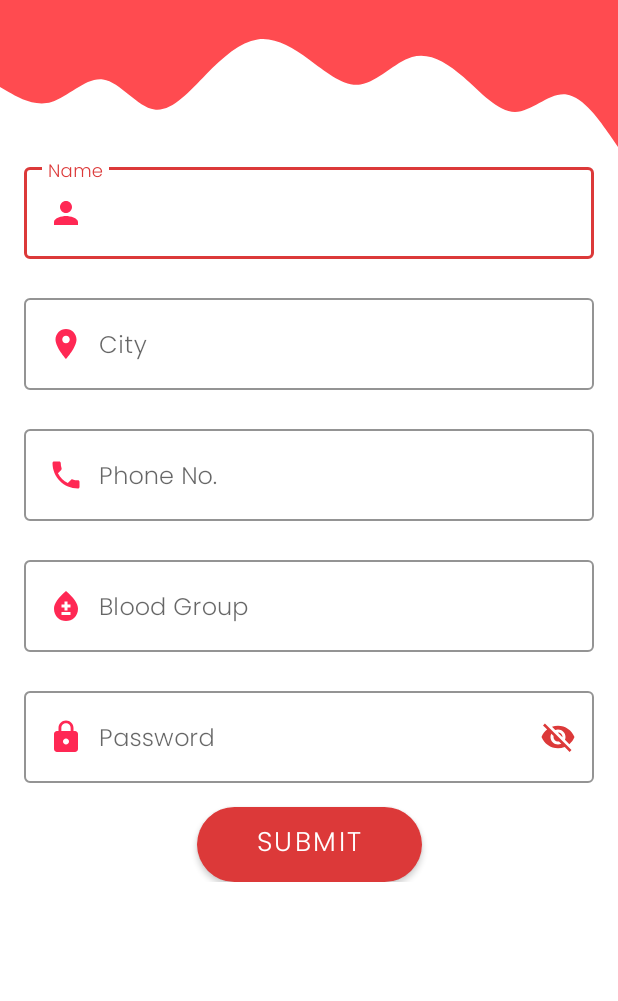
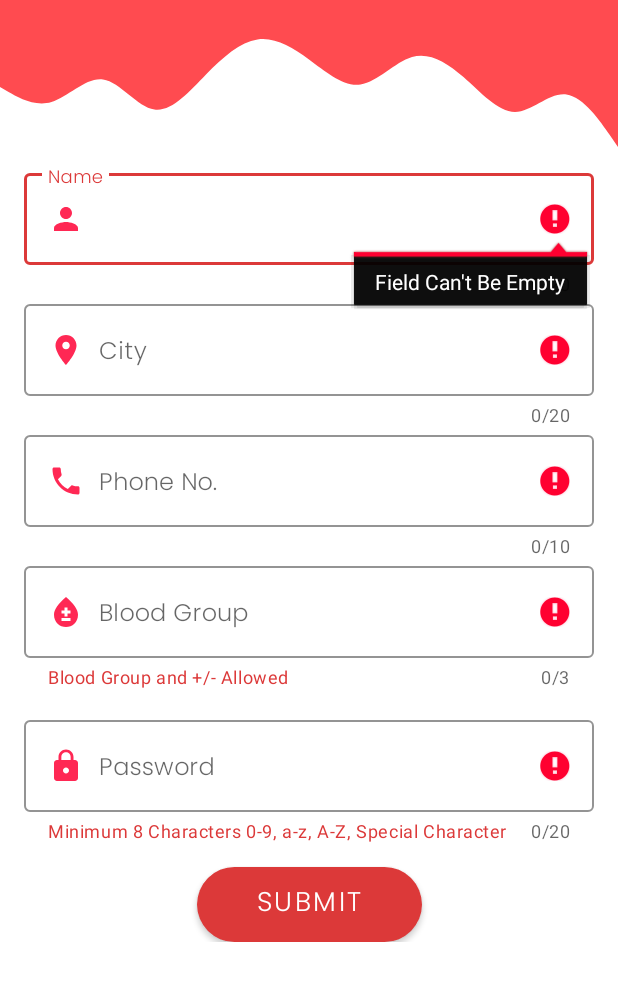
Before and after one commit to aakarshak9/Blood_Donation_Application, an Android app: the RegisterActivity screen opened directly, with no data from a screen before it, after a tap on "SUBMIT", on a phone screen of 412 x 824 dp, the part 198-1199 px from its top. Run offline under Robolectric (Android 15) with nearby library versions, the phone set to English and light mode, and no system bars.

Commit message:
Material Design

```diff
--- a/app/src/main/java/com/example/blooddonorapplication/Activities/RegisterActivity.java
+++ b/app/src/main/java/com/example/blooddonorapplication/Activities/RegisterActivity.java
@@ -1,20 +1,32 @@
 package com.example.blooddonorapplication.Activities;
 
-import android.annotation.SuppressLint;
 import android.os.Bundle;
 import android.view.View;
 import android.view.WindowManager;
 import android.widget.Button;
+import android.widget.Toast;
 
 import androidx.appcompat.app.AppCompatActivity;
 
 import com.example.blooddonorapplication.R;
 import com.google.android.material.textfield.TextInputEditText;
 
+import java.util.regex.Pattern;
+
 public class RegisterActivity extends AppCompatActivity {
 
     private TextInputEditText name, city, phone, blood_group, password;
     private Button submit;
+    private static final Pattern PASSWORD_PATTERN =
+            Pattern.compile("^" +
+                    //"(?=.*[0-9])" +         //at least 1 digit
+                    //"(?=.*[a-z])" +         //at least 1 lower case letter
+                    //"(?=.*[A-Z])" +         //at least 1 upper case letter
+                    "(?=.*[a-zA-Z])" +      //any letter
+                    "(?=.*[@#$%^&+=])" +    //at least 1 special character
+                    "(?=\\S+$)" +           //no white spaces
+                    ".{8,}" +               //at least 8 characters
+                    "$");
 
     @Override
     protected void onCreate(Bundle savedInstanceState) {
@@ -27,32 +39,103 @@ public class RegisterActivity extends AppCompatActivity {
         phone = findViewById(R.id.phone_no);
         blood_group = findViewById(R.id.blood_group);
         password = findViewById(R.id.password);
-        submit = findViewById(R.id.submit);
 
-        submit.setOnClickListener(new View.OnClickListener() {
-
-            @Override
-            public void onClick(View view) {
-
-                try {
-                    login();
-                } catch (Exception e) {
-                    e.printStackTrace();
-                }
-
-            }
-        });
     }
 
-    public void login() {
+    private boolean validateUsername() {
         String nameM = name.getText().toString().trim();
+
+        if (nameM.isEmpty()) {
+            name.setError("Field Can't Be Empty");
+            return false;
+        } else if (nameM.length() > 20) {
+            name.setError("Username Is Too Long");
+            return false;
+        } else {
+            name.setError(null);
+            return true;
+        }
+    }
+
+    private boolean validateCity() {
         String cityM = city.getText().toString().trim();
-        String phoneM = phone.getText().toString().trim();
-        String bloodM = blood_group.getText().toString().trim();
-        String passwordM = password.getText().toString().trim();
+
+        if (cityM.isEmpty()) {
+            city.setError("Field Can't Be Empty");
+            return false;
+        } else if (cityM.length() > 20) {
+            city.setError("City Name is Too Long");
+            return false;
+        } else {
+            city.setError(null);
+            return true;
+        }
+    }
+
+    private boolean validatePhone() {
+        String Phonem = phone.getText().toString().trim();
+
+        if (Phonem.isEmpty()) {
+            phone.setError("Field Can't Be Empty");
+            return false;
+        } else if (Phonem.length() > 10) {
+            phone.setError("Not More Than 10 Digits");
+            return false;
+        } else {
+            phone.setError(null);
+            return true;
+        }
+    }
+
+    private boolean validateBloodGroup() {
+        String blood_groupM = blood_group.getText().toString().trim();
+
+        if (blood_groupM.isEmpty()) {
+            blood_group.setError("Field Can't Be Empty");
+            return false;
+        } else if (blood_groupM.length() > 3) {
+            blood_group.setError("Only 3 Character Allowed, +/- must Include");
+            return false;
+        } else {
+            blood_group.setError(null);
+            return true;
+        }
+    }
+
+    private boolean validatePassword() {
 
 
 
+        String passwordM = password.getText().toString().trim();
+        if (passwordM.isEmpty()) {
+            password.setError("Field Cannot be Empty");
+            return false;
+        } else if (!PASSWORD_PATTERN.matcher(passwordM).matches()) {
+            password.setError("Must include 0-9, a-z, A-Z, 1 Special Character ");
+            return false;
+        } else if (passwordM.length() < 8) {
+            password.setError("Minimum 8 Character Long");
+            return false;
+        } else {
+            password.setError(null);
+            return true;
+        }
+    }
 
+    public void submit(View view) {
+        if (!validateUsername() | !validateCity() | !validatePhone() | !validateBloodGroup() | !validatePassword()) {
+            return;
+        }
+        String input = "Username: " + name.getText().toString();
+        input += "\n";
+        input += "City: " + city.getText().toString();
+        input += "\n";
+        input += "Phone: " + phone.getText().toString();
+        input += "\n";
+        input += "Blood Group: " + blood_group.getText().toString();
+        input += "\n";
+        input += "Password: " + password.getText().toString();
+
+        Toast.makeText(this, input, Toast.LENGTH_SHORT).show();
     }
 }
--- a/app/src/main/res/layout/activity_register.xml
+++ b/app/src/main/res/layout/activity_register.xml
@@ -63,7 +63,7 @@
             android:layout_width="match_parent"
             android:layout_height="match_parent"
             android:layout_marginStart="16dp"
-            android:layout_marginTop="8dp"
+            android:layout_marginTop="12dp"
             android:layout_marginEnd="16dp"
             android:orientation="vertical"
             app:layout_constraintTop_toBottomOf="@+id/wave">
@@ -74,6 +74,8 @@
                 android:layout_height="match_parent"
                 android:hint="Name"
                 app:boxStrokeColor="@color/magenta"
+                app:counterEnabled="true"
+                app:counterMaxLength="20"
                 app:errorEnabled="true"
                 app:hintTextColor="@color/magenta">
 
@@ -94,6 +96,8 @@
                 android:layout_width="match_parent"
                 android:layout_height="match_parent"
                 android:hint="City"
+                app:counterEnabled="true"
+                app:counterMaxLength="20"
                 app:boxStrokeColor="@color/magenta"
                 app:errorEnabled="true"
                 app:hintTextColor="@color/magenta">
@@ -114,6 +118,8 @@
                 android:layout_width="match_parent"
                 android:layout_height="match_parent"
                 android:hint="Phone No."
+                app:counterEnabled="true"
+                app:counterMaxLength="10"
                 app:boxStrokeColor="@color/magenta"
                 app:errorEnabled="true"
                 app:hintTextColor="@color/magenta">
@@ -135,6 +141,12 @@
                 android:layout_height="match_parent"
                 android:hint="Blood Group"
                 app:boxStrokeColor="@color/magenta"
+                app:counterEnabled="true"
+                android:layout_marginBottom="15dp"
+                app:helperText="Blood Group and +/- Allowed"
+                app:helperTextEnabled="true"
+                app:helperTextTextColor="@color/magenta"
+                app:counterMaxLength="3"
                 app:errorEnabled="true"
                 app:hintTextColor="@color/magenta">
 
@@ -150,14 +162,19 @@
             </com.google.android.material.textfield.TextInputLayout>
 
             <com.google.android.material.textfield.TextInputLayout
+
                 style="@style/Widget.MaterialComponents.TextInputLayout.OutlinedBox"
                 android:layout_width="match_parent"
                 android:layout_height="match_parent"
-                android:hint="Password"
                 app:boxStrokeColor="@color/magenta"
+                app:counterEnabled="true"
+                app:counterMaxLength="20"
+                app:errorEnabled="true"
+                app:helperText="Minimum 8 Characters 0-9, a-z, A-Z, Special Character"
+                app:helperTextEnabled="true"
+                app:helperTextTextColor="@color/magenta"
                 app:hintTextColor="@color/magenta"
-                app:passwordToggleEnabled="true"
-                app:passwordToggleTint="@color/magenta">
+                >
 
                 <com.google.android.material.textfield.TextInputEditText
                     android:id="@+id/password"
@@ -165,7 +182,9 @@
                     android:layout_height="wrap_content"
                     android:drawableStart="@drawable/ic_password"
                     android:drawablePadding="10dp"
-                    android:fontFamily="@font/poppins_light" />
+                    android:fontFamily="@font/poppins_light"
+                    android:hint="Password"
+                    android:inputType="textPassword" />
 
             </com.google.android.material.textfield.TextInputLayout>
 
@@ -180,6 +199,8 @@
             android:fontFamily="@font/poppins_light"
             android:text="SUBMIT"
             android:textColor="@color/white"
+            android:gravity="center"
+            android:onClick="submit"
             android:textSize="18sp"
             app:backgroundTint="@color/magenta"
             app:layout_constraintEnd_toEndOf="@id/linearLayout"
```
